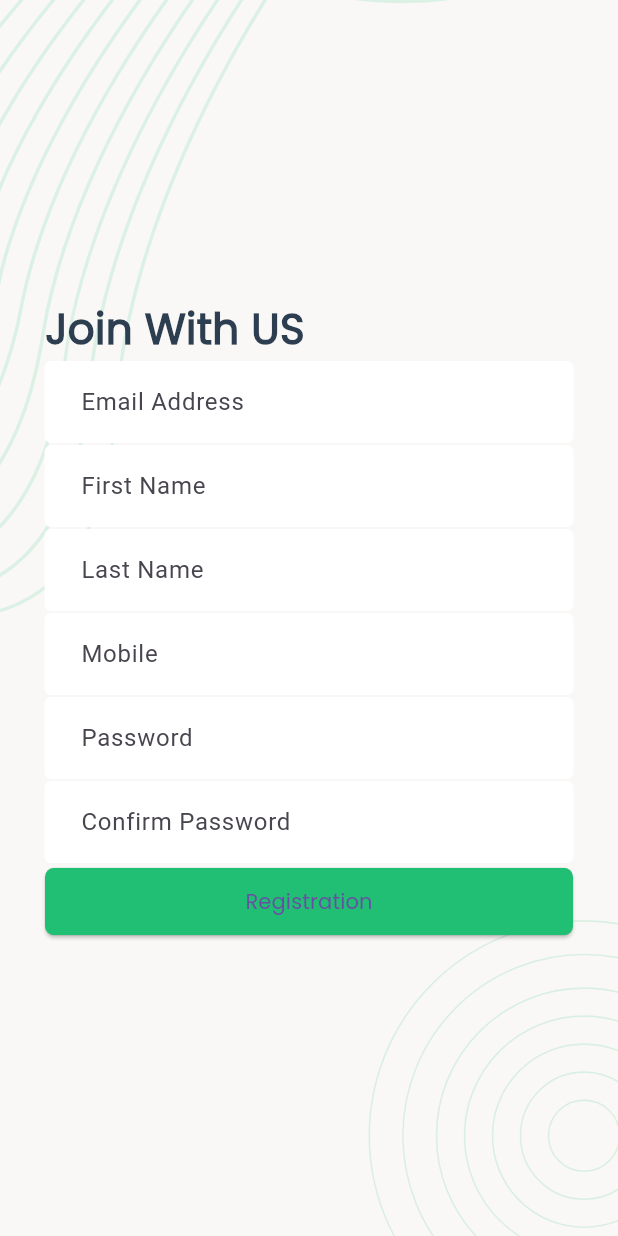
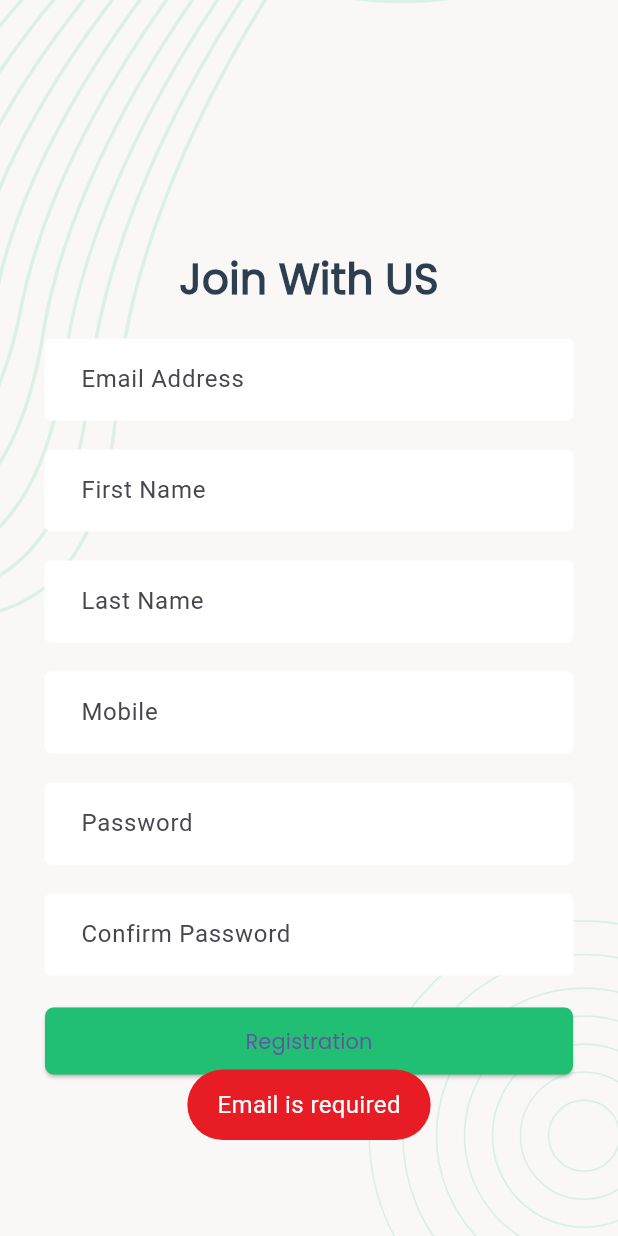
Before and after one commit to Zahed75/task_handler, a Flutter app: the registrationScreen screen opened by its route, after a tap on "Registration", on a phone screen of 412 x 824 dp. Run offline on Flutter 3.47's test engine with Material 3 defaults, Android fonts, the phone set to English and light mode, and no system bars; our stand-ins replace flutter_svg, fluttertoast, pin_code_fields, shared_preferences; accounts and stored records are empty.

Commit message:
registration api calling

```diff
--- a/lib/screen/onboarding/loginScreen.dart
+++ b/lib/screen/onboarding/loginScreen.dart
@@ -42,6 +42,7 @@ class _loginScreen extends State<loginScreen> {
       Navigator.pushNamedAndRemoveUntil(context, "/newTaskList", (route) => false);
     }
   }
+
 
   @override
   Widget build(BuildContext context) {
--- a/lib/screen/onboarding/registrationScreen.dart
+++ b/lib/screen/onboarding/registrationScreen.dart
@@ -4,95 +4,120 @@ import 'package:flutter/cupertino.dart';
 import 'package:task_handler/api/apiClient.dart';
 import 'package:task_handler/style/style.dart';
 
-
-
-
-class registrationScreen extends StatefulWidget{
+class registrationScreen extends StatefulWidget {
   @override
-  State<registrationScreen> createState() =>  _registrationScreen();
+  State<registrationScreen> createState() => _registrationScreen();
 }
 
-
-class _registrationScreen extends State<registrationScreen>{
-
-  Map<String,String>FormValues={"email":"","firstName":"","lastName":"","mobile":"","photo":"","cpassword":""};
+class _registrationScreen extends State<registrationScreen> {
+  Map<String, String> FormValues = {
+    "email": "",
+    "firstName": "",
+    "lastName": "",
+    "mobile": "",
+    "password": "",
+    "cpassword": ""
+  };
   bool Loading = false;
 
-  InputOnChange(MapKey,Textvalue){
+  InputOnChange(String MapKey, String TextValue) {
     setState(() {
-      FormValues.update(MapKey,(value)=>Textvalue);
+      FormValues.update(MapKey, (value) => TextValue);
     });
   }
 
-FormOnSubmit()async{
-  if(FormValues['email']!.length==0){
+  FormOnSubmit() async {
+    print(FormValues); // Debugging: Print current FormValues
+    if (FormValues['email']!.isEmpty) {
       ErrorToast("Email is required");
+    } else if (FormValues['firstName']!.isEmpty) {
+      ErrorToast("First Name is Required");
+    } else if (FormValues['lastName']!.isEmpty) {
+      ErrorToast("Last Name is Required");
+    } else if (FormValues['mobile']!.isEmpty) {
+      ErrorToast("Mobile No is Required");
+    } else if (FormValues['password']!.isEmpty) {
+      ErrorToast("Password is required");
+    } else if (FormValues['password'] != FormValues['cpassword']) {
+      ErrorToast("Confirm Password does not match");
+    } else {
+      setState(() {
+        Loading = true;
+      });
+      bool res = await RegistrationRequest(FormValues); // API call Registration
+      if (res == true) {
+        Navigator.pushNamedAndRemoveUntil(context, "/login", (route) => false); // Next route
+      } else {
+        setState(() {
+          Loading = false;
+        });
       }
-  else if(FormValues['firstName']!.length==0){
-    ErrorToast("First Name is Required");
-  }
-  else if(FormValues['lastName']!.length==0){
-    ErrorToast("Last Name is Required");
-  }
-  else if(FormValues['mobile']!.length==0){
-    ErrorToast("Mobile No is Required");
-  }
-  else if(FormValues['password']!.length==0){
-    ErrorToast("Password is required");
-  }
-  else if(FormValues['password']!=FormValues['cpassword']){
-    ErrorToast("Confirm Passwrod is required");
-  }
-  else{
-    setState(() {Loading =true;});
-    bool res = await RegistrationRequest(FormValues); // api call Registration
-    if(res==true){
-      Navigator.pushNamedAndRemoveUntil(context, "/login", (route)=>false); // next route
-    }
-    else{
-      setState(() {Loading = false;});
     }
   }
 
-}
-
-
   @override
-  Widget build(BuildContext context){
+  Widget build(BuildContext context) {
     return Scaffold(
-        body:Stack(
+      body: Stack(
         children: [
           ScreenBackground(context),
+          Center( // Center all items
+            child: SingleChildScrollView(
+              child: Loading
+                  ? Center(child: CircularProgressIndicator())
+                  : Container(
+                      margin: EdgeInsets.fromLTRB(0, 60, 0, 0),
+                      padding: EdgeInsets.all(30),
+                      child: Column(
+                        mainAxisAlignment: MainAxisAlignment.center,
+                        crossAxisAlignment: CrossAxisAlignment.center, // Center children horizontally
+                        children: [
+                          Text("Join With US", style: Head1Text(colorDarkBlue)),
+                          SizedBox(height: 20),
+                          TextFormField(
+                            decoration: AppInputDecoration("Email Address"),
+                            onChanged: (value) => InputOnChange("email", value),
+                          ),
+                          SizedBox(height: 20),
+                          TextFormField(
+                            decoration: AppInputDecoration("First Name"),
+                            onChanged: (value) => InputOnChange("firstName", value),
+                          ),
+                          SizedBox(height: 20),
+                          TextFormField(
+                            decoration: AppInputDecoration("Last Name"),
+                            onChanged: (value) => InputOnChange("lastName", value),
+                          ),
+                          SizedBox(height: 20),
+                          TextFormField(
+                            decoration: AppInputDecoration("Mobile"),
+                            onChanged: (value) => InputOnChange("mobile", value),
+                          ),
+                          SizedBox(height: 20),
+                          TextFormField(
+                            obscureText: true,
+                            decoration: AppInputDecoration("Password"),
+                            onChanged: (value) => InputOnChange("password", value),
+                          ),
+                          SizedBox(height: 20),
+                          TextFormField(
+                            obscureText: true,
+                            decoration: AppInputDecoration("Confirm Password"),
+                            onChanged: (value) => InputOnChange("cpassword", value),
+                          ),
+                          SizedBox(height: 20),
                           Container(
-            padding: EdgeInsets.all(30),
-            child:Column(
-              mainAxisAlignment: MainAxisAlignment.center,
-              crossAxisAlignment: CrossAxisAlignment.start,
-              children: [
-                Text("Join With US",style: Head1Text(colorDarkBlue),),
-                SizedBox(height:2,),
-                TextFormField(decoration: AppInputDecoration("Email Address"),),
-                SizedBox(height: 2,),
-                TextFormField(decoration: AppInputDecoration("First Name"),),
-                SizedBox(height: 2,),
-                TextFormField(decoration: AppInputDecoration("Last Name"),),
-                SizedBox(height: 2,),
-                TextFormField(decoration: AppInputDecoration("Mobile"),),
-                SizedBox(height: 2,),
-                TextFormField(decoration: AppInputDecoration("Password"),),
-                   SizedBox(height: 2,),
-                TextFormField(decoration: AppInputDecoration("Confirm Password"),),
-                SizedBox(height: 2,),
-                Container(
-                    child:ElevatedButton(
+                            child: ElevatedButton(
                               style: AppButtonStyle(),
-                      child:SuccessButtonChild('Registration'),
-                      onPressed: (){
-
+                              child: SuccessButtonChild('Registration'),
+                              onPressed: () {
+                                FormOnSubmit();
                               },
                             ),
-                )
+                          ),
                         ],
+                      ),
+                    ),
             ),
           ),
         ],
```
Lines whose indentation alone changed are shown as unchanged.
